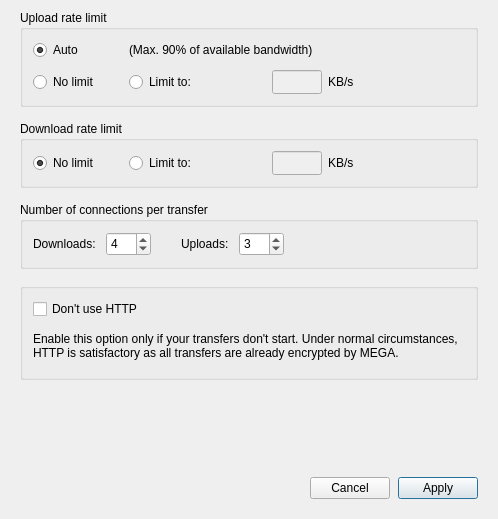
meganz/MEGAsync, file src/MEGASync/gui/win/BandwidthSettings.ui: the form before one commit.
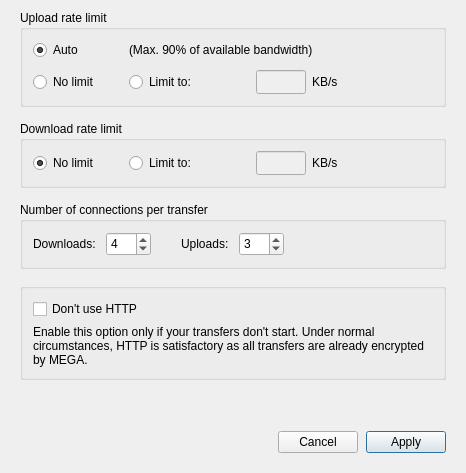
The form after the commit.

Commit message:
SNC-1173. Another round of polishing for Settings revamp
Based on the second round of UI/UX review.

Patch:
```diff
--- a/src/MEGASync/gui/win/BandwidthSettings.ui
+++ b/src/MEGASync/gui/win/BandwidthSettings.ui
@@ -9,10 +9,16 @@
    <rect>
     <x>0</x>
     <y>0</y>
-    <width>498</width>
-    <height>519</height>
+    <width>466</width>
+    <height>473</height>
    </rect>
   </property>
+  <property name="sizePolicy">
+   <sizepolicy hsizetype="Preferred" vsizetype="Maximum">
+    <horstretch>0</horstretch>
+    <verstretch>0</verstretch>
+   </sizepolicy>
+  </property>
   <property name="windowTitle">
    <string>Bandwidth</string>
   </property>
@@ -577,7 +583,7 @@
      <property name="sizeHint" stdset="0">
       <size>
        <width>20</width>
-       <height>40</height>
+       <height>20</height>
       </size>
      </property>
     </spacer>
```
The commit also changes 7 other files.
